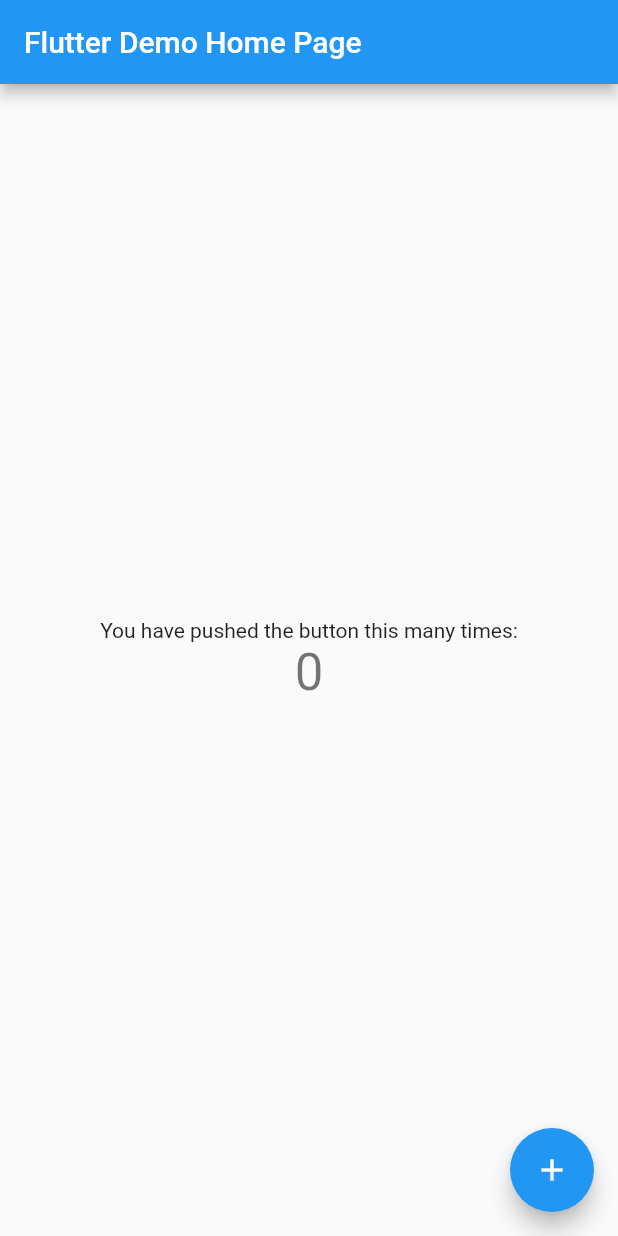
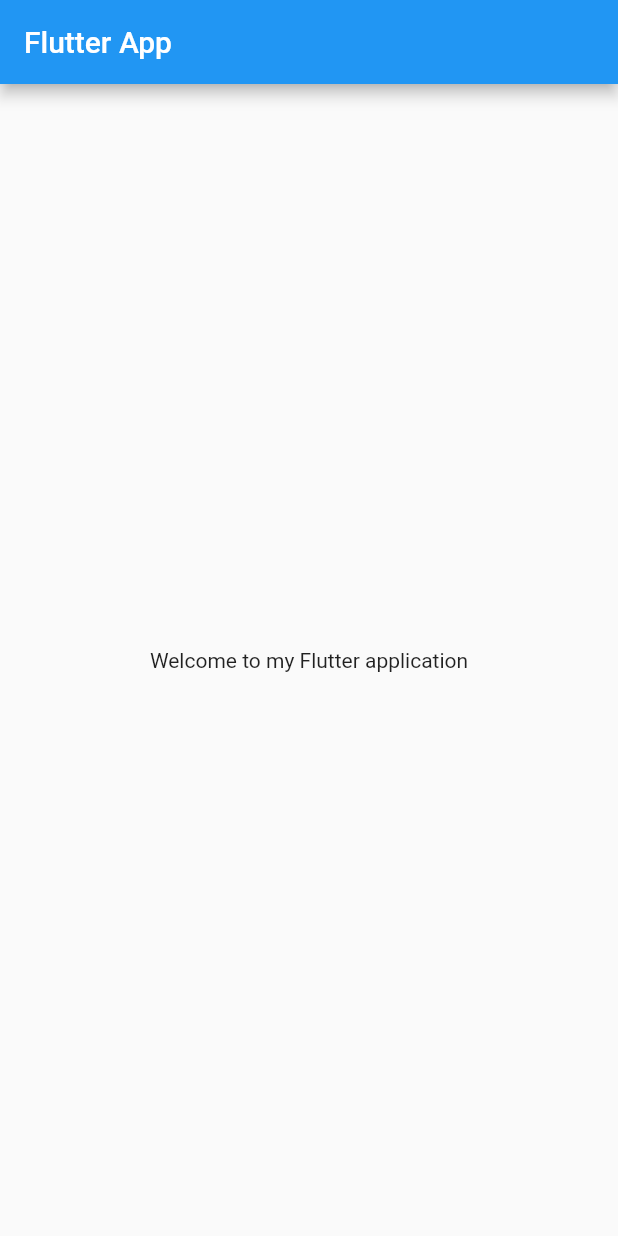
Before and after one commit to Mansi2202/flutter_application_2, a Flutter app: the screen it shows after launch, on a phone screen of 412 x 824 dp. Run offline on Flutter 3.47's test engine with Material 2 defaults, Android fonts, the phone set to English and light mode, and no system bars.

Commit message:
ch1 completed

```diff
--- a/lib/main.dart
+++ b/lib/main.dart
@@ -1,115 +1,21 @@
 import 'package:flutter/material.dart';
 
 void main() {
-  runApp(const MyApp());
+  runApp(MaterialApp(
+    home: HomePage(),
+  ));
 }
 
-class MyApp extends StatelessWidget {
-  const MyApp({super.key});
-
-  // This widget is the root of your application.
+class HomePage extends StatelessWidget {
   @override
   Widget build(BuildContext context) {
-    return MaterialApp(
-      title: 'Flutter Demo',
-      theme: ThemeData(
-        // This is the theme of your application.
-        //
-        // Try running your application with "flutter run". You'll see the
-        // application has a blue toolbar. Then, without quitting the app, try
-        // changing the primarySwatch below to Colors.green and then invoke
-        // "hot reload" (press "r" in the console where you ran "flutter run",
-        // or simply save your changes to "hot reload" in a Flutter IDE).
-        // Notice that the counter didn't reset back to zero; the application
-        // is not restarted.
-        primarySwatch: Colors.blue,
+    return Scaffold(
+      appBar: AppBar(
+        title: Text("Flutter App"),
       ),
-      home: const MyHomePage(title: 'Flutter Demo Home Page'),
+      body: Container(
+        child: Center(child: Text("Welcome to my Flutter application")),
+      ),
     );
   }
 }
-
-class MyHomePage extends StatefulWidget {
-  const MyHomePage({super.key, required this.title});
-
-  // This widget is the home page of your application. It is stateful, meaning
-  // that it has a State object (defined below) that contains fields that affect
-  // how it looks.
-
-  // This class is the configuration for the state. It holds the values (in this
-  // case the title) provided by the parent (in this case the App widget) and
-  // used by the build method of the State. Fields in a Widget subclass are
-  // always marked "final".
-
-  final String title;
-
-  @override
-  State<MyHomePage> createState() => _MyHomePageState();
-}
-
-class _MyHomePageState extends State<MyHomePage> {
-  int _counter = 0;
-
-  void _incrementCounter() {
-    setState(() {
-      // This call to setState tells the Flutter framework that something has
-      // changed in this State, which causes it to rerun the build method below
-      // so that the display can reflect the updated values. If we changed
-      // _counter without calling setState(), then the build method would not be
-      // called again, and so nothing would appear to happen.
-      _counter++;
-    });
-  }
-
-  @override
-  Widget build(BuildContext context) {
-    // This method is rerun every time setState is called, for instance as done
-    // by the _incrementCounter method above.
-    //
-    // The Flutter framework has been optimized to make rerunning build methods
-    // fast, so that you can just rebuild anything that needs updating rather
-    // than having to individually change instances of widgets.
-    return Scaffold(
-      appBar: AppBar(
-        // Here we take the value from the MyHomePage object that was created by
-        // the App.build method, and use it to set our appbar title.
-        title: Text(widget.title),
-      ),
-      body: Center(
-        // Center is a layout widget. It takes a single child and positions it
-        // in the middle of the parent.
-        child: Column(
-          // Column is also a layout widget. It takes a list of children and
-          // arranges them vertically. By default, it sizes itself to fit its
-          // children horizontally, and tries to be as tall as its parent.
-          //
-          // Invoke "debug painting" (press "p" in the console, choose the
-          // "Toggle Debug Paint" action from the Flutter Inspector in Android
-          // Studio, or the "Toggle Debug Paint" command in Visual Studio Code)
-          // to see the wireframe for each widget.
-          //
-          // Column has various properties to control how it sizes itself and
-          // how it positions its children. Here we use mainAxisAlignment to
-          // center the children vertically; the main axis here is the vertical
-          // axis because Columns are vertical (the cross axis would be
-          // horizontal).
-          mainAxisAlignment: MainAxisAlignment.center,
-          children: <Widget>[
-            const Text(
-              'You have pushed the button this many times:',
-            ),
-            Text(
-              '$_counter',
-              style: Theme.of(context).textTheme.headline4,
-            ),
-          ],
-        ),
-      ),
-      floatingActionButton: FloatingActionButton(
-        onPressed: _incrementCounter,
-        tooltip: 'Increment',
-        child: const Icon(Icons.add),
-      ), // This trailing comma makes auto-formatting nicer for build methods.
-    );
-  }
-}
```
